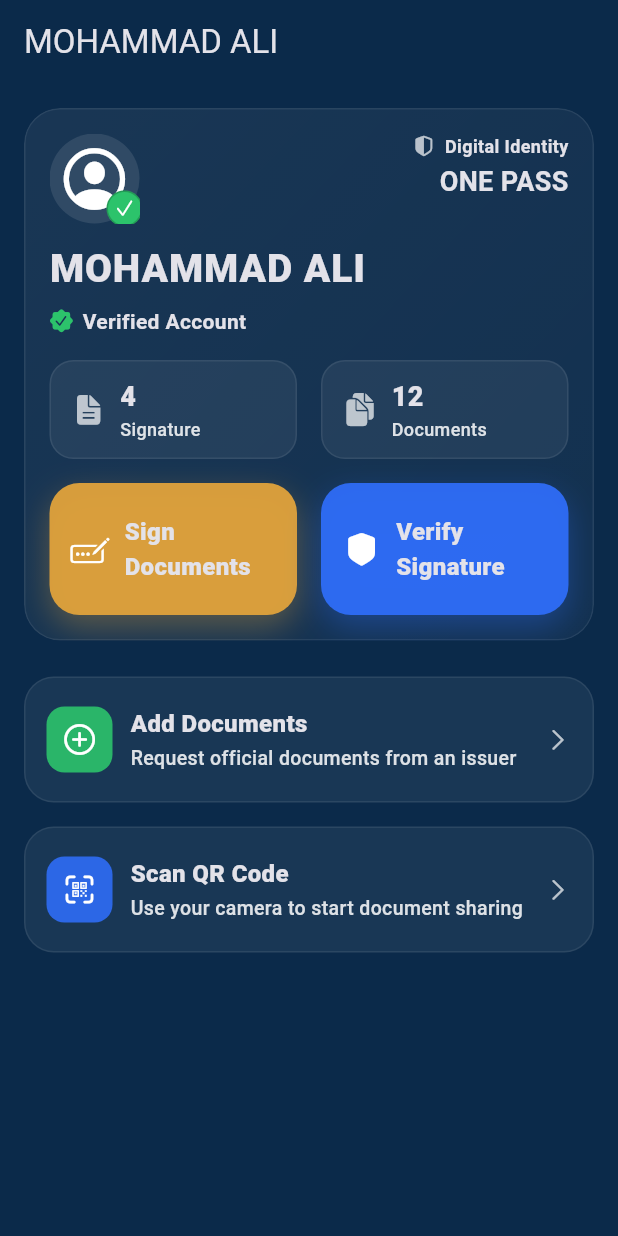
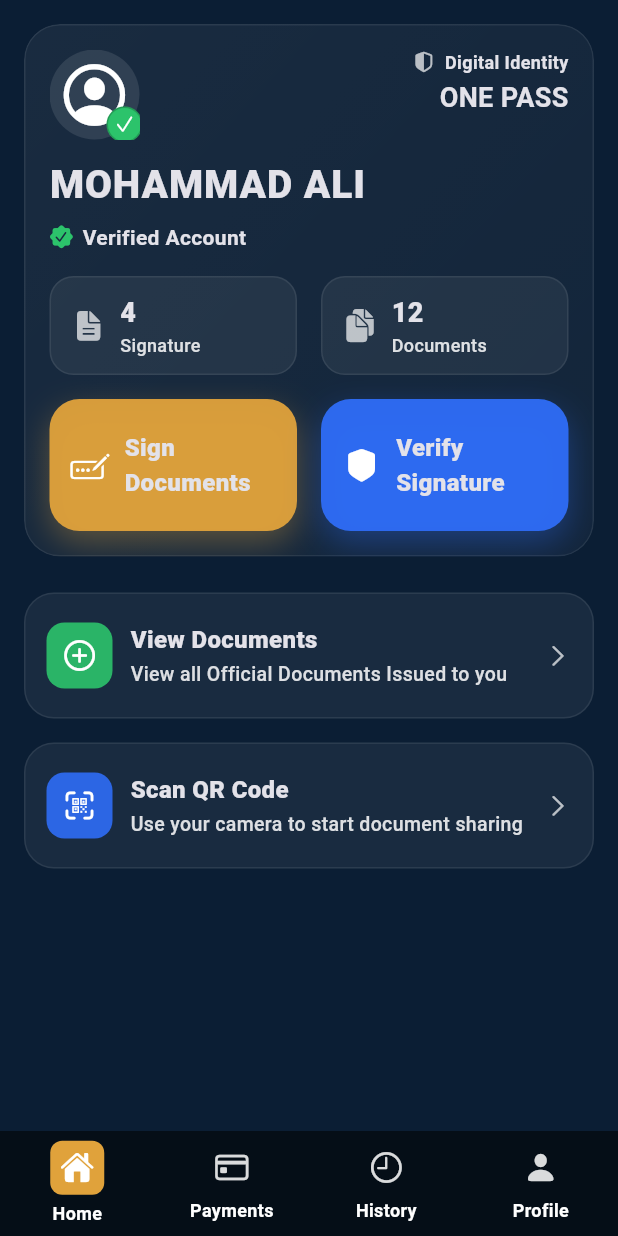
Before and after one commit to Abdulhakimsg/pcfc_mobile, a Flutter app: the screen it shows after launch, on a phone screen of 412 x 824 dp. Run offline on Flutter 3.47's test engine with Material 3 defaults, Android fonts, the phone set to English and light mode, and no system bars.

Commit message:
- add category and document ui

```diff
--- /dev/null
+++ b/lib/features/categories/data/mapper.dart
@@ -0,0 +1,4 @@
+import 'dto.dart';
+import 'models.dart';
+
+Category toDomain(CategoryDto d) => Category(id: d.id, name: d.name, count: d.count);
--- /dev/null
+++ b/lib/features/categories/data/models.dart
@@ -0,0 +1,6 @@
+class Category {
+  final String id;
+  final String name;
+  final int? count; // optional: how many docs
+  const Category({required this.id, required this.name, this.count});
+}
--- a/lib/features/home/presentation/home_page.dart
+++ b/lib/features/home/presentation/home_page.dart
@@ -1,57 +1,160 @@
-// lib/features/home/presentation/home_page.dart
 import 'dart:ui';
 import 'package:flutter/cupertino.dart';
 import 'package:flutter/material.dart';
+import '../../../app/theme.dart';
+import '../../categories/presentation/categories_list_page.dart';
 
-// adjust paths if your folders differ
-import '../../../app/theme.dart';
-import '../../../core/identity/identity.dart';
-import '../../documents/presentation/documents_list_page.dart';
+class HomePage extends StatefulWidget {
+  const HomePage({super.key});
+  @override
+  State<HomePage> createState() => _HomePageState();
+}
 
-class HomePage extends StatelessWidget {
-  const HomePage({super.key});
+class _HomePageState extends State<HomePage> {
+  int _index = 0;
 
   @override
   Widget build(BuildContext context) {
+    final pages = const [
+      _HomeContent(),
+      Center(child: Text('Payments')),
+      Center(child: Text('History')),
+      Center(child: Text('Profile')),
+    ];
+
     return Scaffold(
-      extendBodyBehindAppBar: true,
-      appBar: AppBar(
-        backgroundColor: Colors.transparent,
-        title: Text(IdentityContext.current.name),
-      ),
+      backgroundColor: const Color(0xFF0B1E34),
+      extendBody: true,
       body: Stack(
         children: [
-          const DecoratedBox(
+          const _BackgroundGradient(),
+          SafeArea(child: IndexedStack(index: _index, children: pages)),
+        ],
+      ),
+
+      // --- Native M3 NavigationBar with square gold icon highlight, Home only clickable ---
+      bottomNavigationBar: NavigationBarTheme(
+        data: NavigationBarThemeData(
+          // Turn off the default wide pill so we can show our own square highlight
+          indicatorColor: Colors.transparent,
+          labelBehavior: NavigationDestinationLabelBehavior.alwaysShow,
+          backgroundColor: Colors.black.withOpacity(0.55),
+          labelTextStyle: WidgetStateProperty.all(
+            const TextStyle(color: Colors.white, fontWeight: FontWeight.w600, fontSize: 12),
+          ),
+          iconTheme: WidgetStateProperty.resolveWith((states) {
+            final isSelected = states.contains(WidgetState.selected);
+            return IconThemeData(color: isSelected ? Colors.white : Colors.white.withOpacity(0.85));
+          }),
+        ),
+        child: NavigationBar(
+          height: 70,
+          elevation: 0,
+          selectedIndex: _index,
+          onDestinationSelected: (i) {
+            if (i == 0) {
+              setState(() => _index = 0);
+            } else {
+              // Do nothing (disabled). Optional toast:
+              ScaffoldMessenger.of(context).showSnackBar(
+                const SnackBar(content: Text('Coming soon')),
+              );
+            }
+          },
+          destinations: [
+            NavigationDestination(
+              // Normal icon when not selected
+              icon: const Icon(CupertinoIcons.house_fill),
+              // Square gold background when selected
+              selectedIcon: _GoldSquareIcon(child: const Icon(CupertinoIcons.house_fill, color: Colors.white, size: 22)),
+              label: 'Home',
+            ),
+            const NavigationDestination(
+              icon: Icon(CupertinoIcons.creditcard),
+              selectedIcon: Icon(CupertinoIcons.creditcard),
+              label: 'Payments',
+            ),
+            const NavigationDestination(
+              icon: Icon(CupertinoIcons.clock),
+              selectedIcon: Icon(CupertinoIcons.clock),
+              label: 'History',
+            ),
+            const NavigationDestination(
+              icon: Icon(CupertinoIcons.person_fill),
+              selectedIcon: Icon(CupertinoIcons.person_fill),
+              label: 'Profile',
+            ),
+          ],
+        ),
+      ),
+    );
+  }
+}
+
+class _GoldSquareIcon extends StatelessWidget {
+  final Widget child;
+  const _GoldSquareIcon({required this.child});
+
+  @override
+  Widget build(BuildContext context) {
+    return Container(
+      width: 36, // square
+      height: 36,
+      decoration: BoxDecoration(
+        color: AppTheme.gold,
+        borderRadius: BorderRadius.circular(8), // square (not a wide pill)
+      ),
+      alignment: Alignment.center,
+      child: child,
+    );
+  }
+}
+
+class _BackgroundGradient extends StatelessWidget {
+  const _BackgroundGradient();
+  @override
+  Widget build(BuildContext context) {
+    return const DecoratedBox(
       decoration: BoxDecoration(
         gradient: LinearGradient(
-                begin: Alignment.topCenter, end: Alignment.bottomCenter,
-                colors: [AppTheme.bgTop, AppTheme.bgMid, AppTheme.bgBottom],
+          begin: Alignment.topCenter,
+          end: Alignment.bottomCenter,
+          colors: [
+            Color(0xFF0B1E34),
+            Color(0xFF172C47),
+            Color(0xFF214263),
+          ],
         ),
       ),
-          ),
-          SafeArea(
-            child: SingleChildScrollView(
-              padding: const EdgeInsets.all(AppTheme.gL),
+    );
+  }
+}
+
+/// ===== HOME CONTENT =====
+class _HomeContent extends StatelessWidget {
+  const _HomeContent();
+
+  @override
+  Widget build(BuildContext context) {
+    final bottomPad = MediaQuery.of(context).padding.bottom;
+    return SingleChildScrollView(
+      padding: EdgeInsets.fromLTRB(AppTheme.gL, AppTheme.gL, AppTheme.gL, 110 + bottomPad),
       child: Column(
         children: [
           const _IdentityHeaderCard(),
           const SizedBox(height: AppTheme.gXL),
-
-                  // Add Documents → goes to documents list (mock/api behind repo)
           _ActionTile(
             color: AppTheme.brandGreen,
             icon: CupertinoIcons.plus_circled,
-                    title: 'Add Documents',
-                    subtitle: 'Request official documents from an issuer',
+            title: 'View Documents',
+            subtitle: 'View all Official Documents Issued to you',
             onTap: () {
               Navigator.of(context).push(
-                        MaterialPageRoute(builder: (_) => const DocumentsListPage()),
+                MaterialPageRoute(builder: (_) => const CategoriesListPage()),
               );
             },
           ),
           const SizedBox(height: AppTheme.gL),
-
-                  // Scan QR → stub for now
           _ActionTile(
             color: AppTheme.brandBlue,
             icon: CupertinoIcons.qrcode_viewfinder,
@@ -59,21 +162,15 @@ class HomePage extends StatelessWidget {
             subtitle: 'Use your camera to start document sharing',
             onTap: () {
               ScaffoldMessenger.of(context).showSnackBar(
-                        const SnackBar(content: Text('Scan QR (to be implemented)')),
+                const SnackBar(content: Text('Scan QR not implemented')),
               );
             },
-                  ),
-                ],
-              ),
-            ),
           ),
         ],
       ),
     );
   }
 }
-
-/// ====== UI bits (compact, matches your screenshot style) ======
 
 class _IdentityHeaderCard extends StatelessWidget {
   const _IdentityHeaderCard();
@@ -96,6 +193,7 @@ class _IdentityHeaderCard extends StatelessWidget {
               borderRadius: BorderRadius.circular(AppTheme.rL),
             ),
             child: Column(
+              crossAxisAlignment: CrossAxisAlignment.start,
               children: [
                 Row(
                   crossAxisAlignment: CrossAxisAlignment.start,
@@ -110,11 +208,11 @@ class _IdentityHeaderCard extends StatelessWidget {
                         Positioned(
                           right: -2, bottom: -2,
                           child: Container(
+                            padding: const EdgeInsets.all(4),
                             decoration: BoxDecoration(
                               color: AppTheme.brandGreen, shape: BoxShape.circle,
                               border: Border.all(color: Colors.black.withOpacity(.2)),
                             ),
-                            padding: const EdgeInsets.all(4),
                             child: const Icon(CupertinoIcons.check_mark, size: 14, color: Colors.white),
                           ),
                         ),
@@ -141,16 +239,15 @@ class _IdentityHeaderCard extends StatelessWidget {
                   ],
                 ),
                 const SizedBox(height: AppTheme.gM),
-                const Align(
-                  alignment: Alignment.centerLeft,
-                  child: Column(
-                    crossAxisAlignment: CrossAxisAlignment.start,
-                    children: [
-                      Text('MOHAMMAD ALI', style: TextStyle(fontSize: 26, fontWeight: FontWeight.w800, letterSpacing: .6)),
-                      SizedBox(height: 6),
-                      _VerifiedRow(),
+                const Text('MOHAMMAD ALI',
+                    style: TextStyle(fontSize: 26, fontWeight: FontWeight.w800, letterSpacing: .6)),
+                const SizedBox(height: 6),
+                Row(
+                  children: const [
+                    Icon(CupertinoIcons.checkmark_seal_fill, size: 16, color: AppTheme.brandGreen),
+                    SizedBox(width: 6),
+                    Text('Verified Account', style: TextStyle(fontWeight: FontWeight.w600)),
                   ],
-                  ),
                 ),
                 const SizedBox(height: AppTheme.gL),
                 Row(
@@ -163,9 +260,21 @@ class _IdentityHeaderCard extends StatelessWidget {
                 const SizedBox(height: AppTheme.gL),
                 Row(
                   children: const [
-                    Expanded(child: _PrimaryButton(label: 'Sign\nDocuments', color: AppTheme.gold, icon: CupertinoIcons.pencil_ellipsis_rectangle)),
+                    Expanded(
+                      child: _PrimaryButton(
+                        label: 'Sign\nDocuments',
+                        color: AppTheme.gold,
+                        icon: CupertinoIcons.pencil_ellipsis_rectangle,
+                      ),
+                    ),
                     SizedBox(width: AppTheme.gL),
-                    Expanded(child: _PrimaryButton(label: 'Verify\nSignature', color: AppTheme.brandBlue, icon: CupertinoIcons.shield_fill)),
+                    Expanded(
+                      child: _PrimaryButton(
+                        label: 'Verify\nSignature',
+                        color: AppTheme.brandBlue,
+                        icon: CupertinoIcons.shield_fill,
+                      ),
+                    ),
                   ],
                 ),
               ],
@@ -177,24 +286,14 @@ class _IdentityHeaderCard extends StatelessWidget {
   }
 }
 
-class _VerifiedRow extends StatelessWidget {
-  const _VerifiedRow();
-  @override
-  Widget build(BuildContext context) => Row(
-    children: const [
-      Icon(CupertinoIcons.checkmark_seal_fill, size: 16, color: AppTheme.brandGreen),
-      SizedBox(width: 6),
-      Text('Verified Account', style: TextStyle(fontWeight: FontWeight.w600)),
-    ],
-  );
-}
-
 class _StatPill extends StatelessWidget {
   final String label, value;
   final IconData icon;
   const _StatPill({super.key, required this.label, required this.value, required this.icon});
+
   @override
-  Widget build(BuildContext context) => Container(
+  Widget build(BuildContext context) {
+    return Container(
       height: 66,
       decoration: BoxDecoration(
         color: Colors.white.withOpacity(.06),
@@ -207,15 +306,18 @@ class _StatPill extends StatelessWidget {
           Icon(icon, size: 22, color: Colors.white70),
           const SizedBox(width: 10),
           Column(
-          mainAxisAlignment: MainAxisAlignment.center, crossAxisAlignment: CrossAxisAlignment.start,
+            mainAxisAlignment: MainAxisAlignment.center,
+            crossAxisAlignment: CrossAxisAlignment.start,
             children: [
               Text(value, style: const TextStyle(fontSize: 18, fontWeight: FontWeight.w800)),
-            Text(label, style: TextStyle(color: Colors.white.withOpacity(.85), fontSize: 12, fontWeight: FontWeight.w500)),
+              Text(label,
+                  style: TextStyle(color: Colors.white.withOpacity(.85), fontSize: 12, fontWeight: FontWeight.w500)),
             ],
           ),
         ],
       ),
     );
+  }
 }
 
 class _PrimaryButton extends StatelessWidget {
@@ -223,8 +325,10 @@ class _PrimaryButton extends StatelessWidget {
   final Color color;
   final IconData icon;
   const _PrimaryButton({super.key, required this.label, required this.color, required this.icon});
+
   @override
-  Widget build(BuildContext context) => Container(
+  Widget build(BuildContext context) {
+    return Container(
       height: 88,
       padding: const EdgeInsets.all(14),
       decoration: BoxDecoration(
@@ -236,10 +340,15 @@ class _PrimaryButton extends StatelessWidget {
         children: [
           Icon(icon, size: 26, color: Colors.white),
           const SizedBox(width: 10),
-        Flexible(child: Text(label, maxLines: 2, style: const TextStyle(fontSize: 16, fontWeight: FontWeight.w800))),
+          Flexible(
+            child: Text(label,
+                maxLines: 2,
+                style: const TextStyle(fontSize: 16, fontWeight: FontWeight.w800)),
+          ),
         ],
       ),
     );
+  }
 }
 
 class _ActionTile extends StatelessWidget {
@@ -257,7 +366,8 @@ class _ActionTile extends StatelessWidget {
   });
 
   @override
-  Widget build(BuildContext context) => Container(
+  Widget build(BuildContext context) {
+    return Container(
       height: 84,
       decoration: BoxDecoration(
         color: Colors.white.withOpacity(.06),
@@ -272,19 +382,26 @@ class _ActionTile extends StatelessWidget {
           child: Row(
             children: [
               Container(
-              width: 44, height: 44,
+                width: 44,
+                height: 44,
                 decoration: BoxDecoration(color: color.withOpacity(.9), borderRadius: BorderRadius.circular(12)),
                 child: Icon(icon, color: Colors.white, size: 24),
               ),
               const SizedBox(width: 12),
               Expanded(
                 child: Column(
-                mainAxisAlignment: MainAxisAlignment.center, crossAxisAlignment: CrossAxisAlignment.start,
+                  mainAxisAlignment: MainAxisAlignment.center,
+                  crossAxisAlignment: CrossAxisAlignment.start,
                   children: [
                     Text(title, style: const TextStyle(fontSize: 16, fontWeight: FontWeight.w800)),
                     const SizedBox(height: 2),
-                  Text(subtitle, maxLines: 2, overflow: TextOverflow.ellipsis,
-                    style: TextStyle(color: Colors.white.withOpacity(.85), fontSize: 13, fontWeight: FontWeight.w500)),
+                    Text(
+                      subtitle,
+                      maxLines: 2,
+                      overflow: TextOverflow.ellipsis,
+                      style:
+                          TextStyle(color: Colors.white.withOpacity(.85), fontSize: 13, fontWeight: FontWeight.w500),
+                    ),
                   ],
                 ),
               ),
@@ -295,3 +412,4 @@ class _ActionTile extends StatelessWidget {
       ),
     );
   }
+}
```
Also changed, not shown: lib/features/categories/data/dto.dart (added, +8 -0 lines), lib/features/categories/data/repo.dart (added, +46 -0 lines), lib/features/categories/presentation/categories_list_page.dart (added, +209 -0 lines), lib/features/documents/data/models.dart (+8 -1 lines), lib/features/documents/data/repo.dart (+74 -22 lines), lib/features/documents/presentation/documents_list_page.dart (+50 -9 lines). Lines whose indentation alone changed are shown as unchanged.
